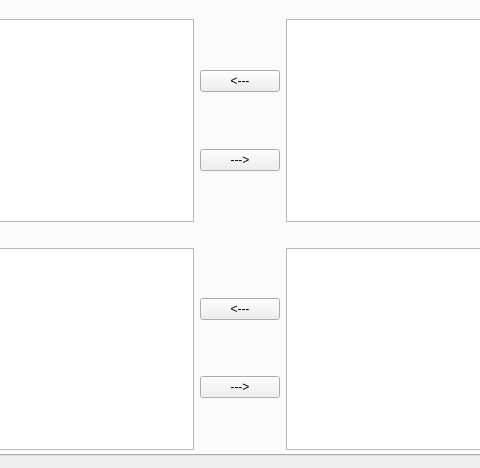
ssrando/ssrando, file gui/randogui.ui: the form before one commit; both pictures show x 283 to 763 and y 95 to 563 of the 1051 by 738 pixel window.
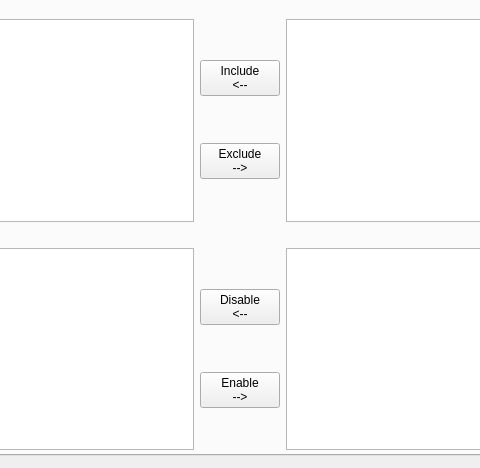
The form after the commit.

Patch:
```diff
--- a/gui/randogui.ui
+++ b/gui/randogui.ui
@@ -1579,14 +1579,16 @@
              <item>
               <widget class="QPushButton" name="include_location">
                <property name="text">
-                <string>&lt;---</string>
+                <string>Include
+&lt;--</string>
                </property>
               </widget>
              </item>
              <item>
               <widget class="QPushButton" name="exclude_location">
                <property name="text">
-                <string>---&gt;</string>
+                <string>Exclude
+--&gt;</string>
                </property>
               </widget>
              </item>
@@ -1619,17 +1621,19 @@
            </item>
            <item>
             <layout class="QVBoxLayout" name="verticalLayout_21">
-             <item>
-              <widget class="QPushButton" name="enable_trick">
-               <property name="text">
-                <string>&lt;---</string>
-               </property>
-              </widget>
-             </item>
              <item>
               <widget class="QPushButton" name="disable_trick">
                <property name="text">
-                <string>---&gt;</string>
+                <string>Disable
+&lt;--</string>
+               </property>
+              </widget>
+             </item>
+             <item>
+              <widget class="QPushButton" name="enable_trick">
+               <property name="text">
+                <string>Enable
+--&gt;</string>
                </property>
               </widget>
              </item>
```
Left out of the diff: 4 changed lines with no effect on the pictures.
